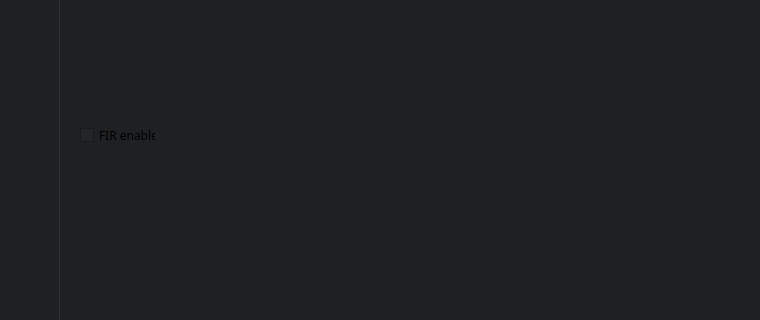
The window that SW_Audio_Processor/mainQWdg.ui (ShchekinDmitrii/audio-processor) describes before a commit, drawn with Qt 5; both pictures show x 440 to 1200 and y 285 to 605 of the 1200 by 750 pixel window.
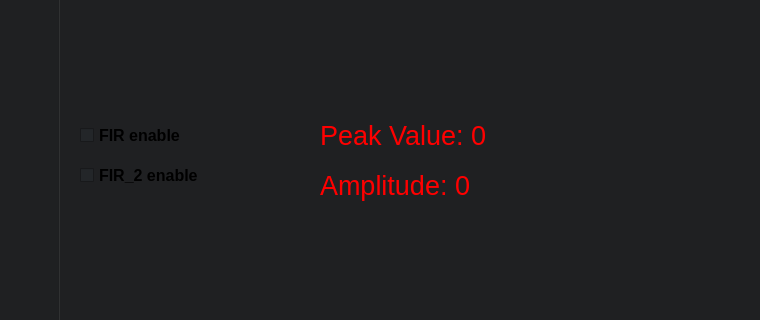
The same window after the commit. Icons and pictures are not drawn.

Commit message: Low- and High_pass_FIR ready

Patch:
```diff
--- a/SW_Audio_Processor/mainQWdg.ui
+++ b/SW_Audio_Processor/mainQWdg.ui
@@ -270,14 +270,87 @@
     <rect>
      <x>520</x>
      <y>410</y>
-     <width>76</width>
+     <width>121</width>
      <height>20</height>
     </rect>
    </property>
+   <property name="font">
+    <font>
+     <family>Arial</family>
+     <pointsize>12</pointsize>
+     <bold>true</bold>
+    </font>
+   </property>
    <property name="text">
     <string>FIR enable</string>
    </property>
   </widget>
+  <widget class="QCheckBox" name="checkBox_FIR_2">
+   <property name="geometry">
+    <rect>
+     <x>520</x>
+     <y>450</y>
+     <width>121</width>
+     <height>20</height>
+    </rect>
+   </property>
+   <property name="font">
+    <font>
+     <family>Arial</family>
+     <pointsize>12</pointsize>
+     <bold>true</bold>
+    </font>
+   </property>
+   <property name="text">
+    <string>FIR_2 enable</string>
+   </property>
+  </widget>
+  <widget class="QLabel" name="PeakAmp">
+   <property name="geometry">
+    <rect>
+     <x>760</x>
+     <y>400</y>
+     <width>291</width>
+     <height>41</height>
+    </rect>
+   </property>
+   <property name="font">
+    <font>
+     <family>Arial</family>
+     <pointsize>20</pointsize>
+     <bold>false</bold>
+    </font>
+   </property>
+   <property name="styleSheet">
+    <string notr="true">color: rgb(255, 0, 0)</string>
+   </property>
+   <property name="text">
+    <string>Peak Value: 0</string>
+   </property>
+  </widget>
+  <widget class="QLabel" name="Amplitude">
+   <property name="geometry">
+    <rect>
+     <x>760</x>
+     <y>450</y>
+     <width>291</width>
+     <height>41</height>
+    </rect>
+   </property>
+   <property name="font">
+    <font>
+     <family>Arial</family>
+     <pointsize>20</pointsize>
+     <bold>false</bold>
+    </font>
+   </property>
+   <property name="styleSheet">
+    <string notr="true">color: rgb(255, 0, 0)</string>
+   </property>
+   <property name="text">
+    <string>Amplitude: 0</string>
+   </property>
+  </widget>
  </widget>
  <resources/>
  <connections/>
```
The commit also changes 2 other files.
